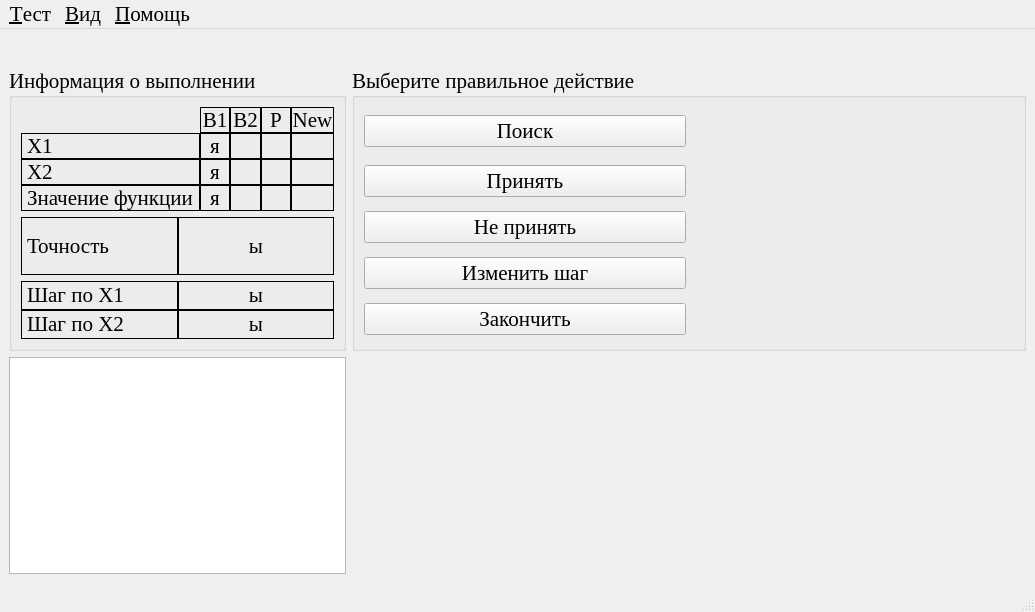
Before: the Qt Designer form optimizationmethods/ui/HuGi.ui in Eliminationzx/optimizationmethods, drawn with Qt 5.
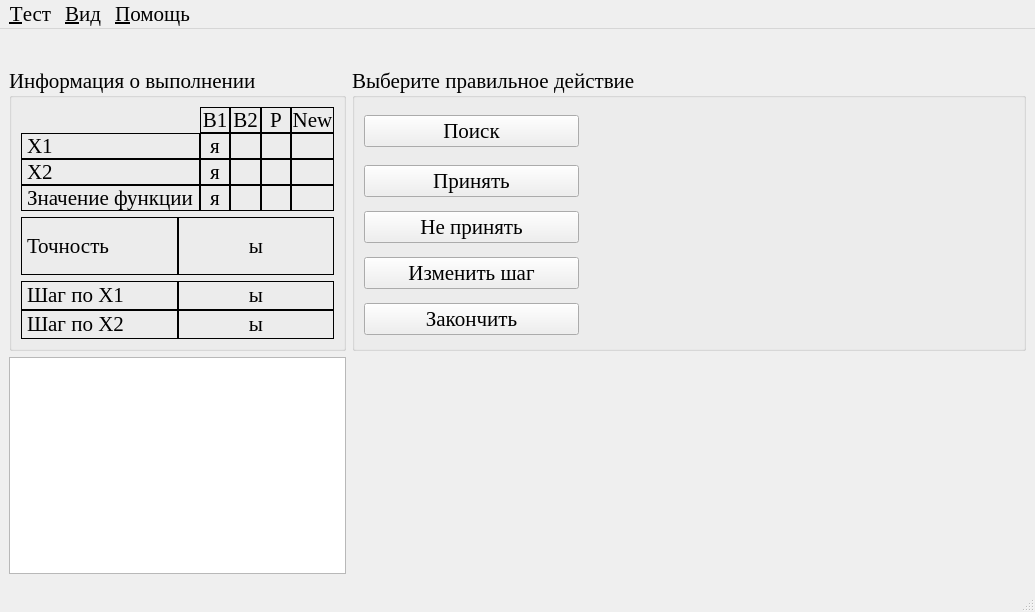
After: the same form once the commit is applied. Icons and pictures are not drawn.

Commit message: поправил формы.

What changed in the file:
```diff
--- a/optimizationmethods/ui/HuGi.ui
+++ b/optimizationmethods/ui/HuGi.ui
@@ -428,7 +428,7 @@
       <property name="checkable">
        <bool>false</bool>
       </property>
-      <layout class="QGridLayout" name="gridLayout" columnstretch="1,1">
+      <layout class="QGridLayout" name="gridLayout" columnstretch="1,2">
        <item row="0" column="0">
         <widget class="QPushButton" name="found_bt">
          <property name="toolTip">
```
Left out of the diff: 2 changed lines with no effect on the pictures. The commit also changes 3 other files.
